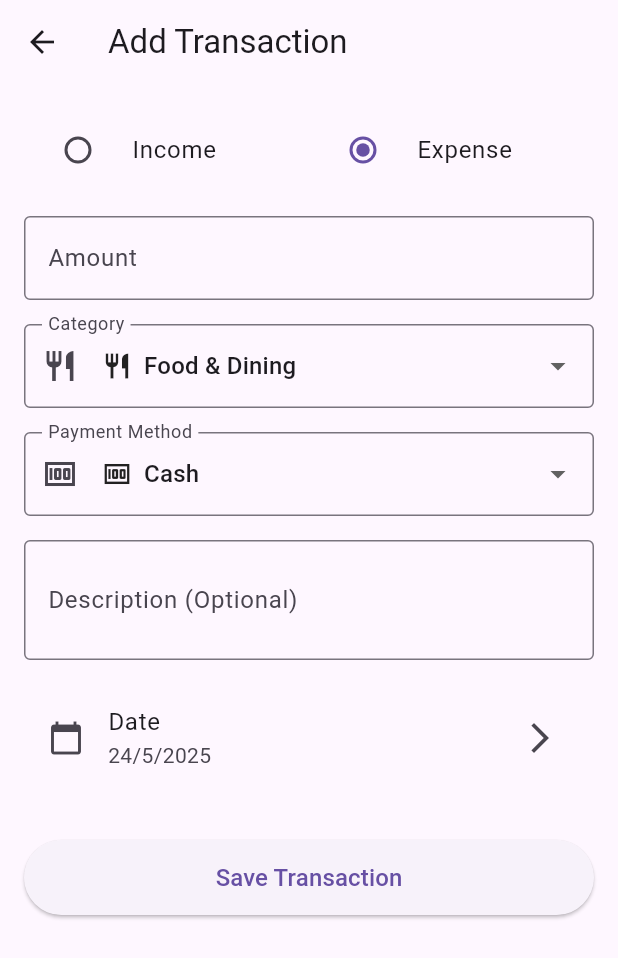
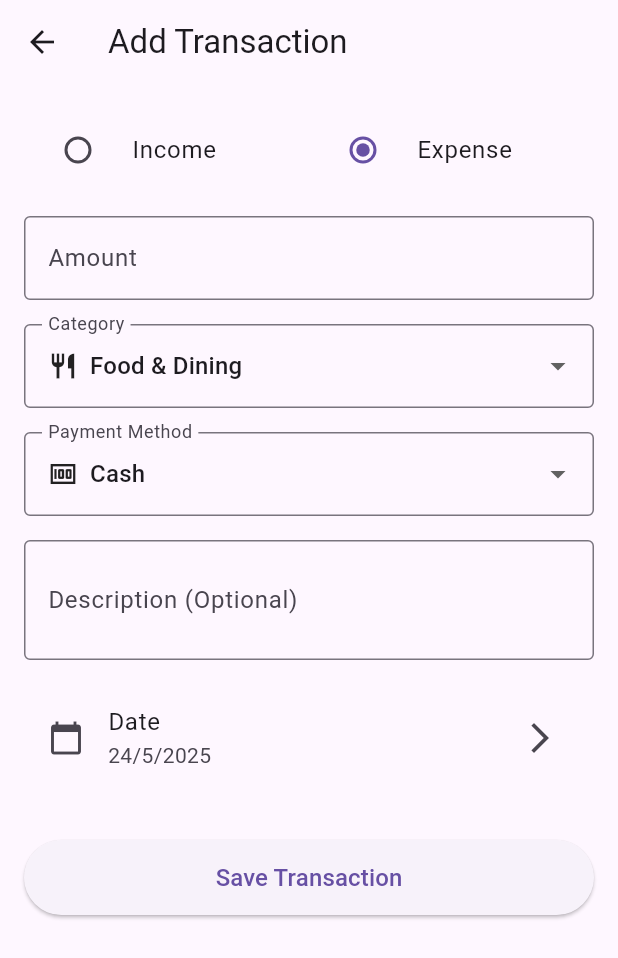
Before and after one commit to mone-app/mone, a Flutter app: the TransactionFormScreen screen opened directly, on a phone screen of 412 x 824 dp. Shown: the top 958 px of the screen. Run offline on Flutter 3.47's test engine with Material 3 defaults, Android fonts, the phone set to English and light mode, and no system bars; our stand-ins replace cloud_firestore, firebase_auth, firebase_core, flutter_riverpod, image_picker; accounts and stored records are empty; generated files the repository leaves out were written again.

Commit message:
feat: remove prefix icon on transaction

```diff
--- a/lib/features/transactions/transaction_form_screen.dart
+++ b/lib/features/transactions/transaction_form_screen.dart
@@ -1,12 +1,9 @@
 // lib/features/transaction/transaction_form_screen.dart (Using models)
 import 'package:flutter/material.dart';
-import 'package:flutter_riverpod/flutter_riverpod.dart';
-import 'package:mone/data/entities/transaction_entity.dart';
+
 import 'package:mone/data/enums/transaction_type_enum.dart';
 import 'package:mone/data/models/category_model.dart';
 import 'package:mone/data/models/method_model.dart';
-import 'package:mone/data/providers/transaction_provider.dart';
-import 'package:mone/data/providers/user_provider.dart';
 
 class TransactionFormScreen extends StatefulWidget {
   const TransactionFormScreen({super.key});
@@ -133,10 +130,6 @@ class _TransactionFormScreenState extends State<TransactionFormScreen> {
                 decoration: InputDecoration(
                   labelText: 'Category',
                   border: const OutlineInputBorder(),
-                  prefixIcon:
-                      _selectedCategory != null
-                          ? Icon(_selectedCategory!.icon)
-                          : const Icon(Icons.category),
                 ),
                 items:
                     availableCategories.map((category) {
@@ -172,10 +165,6 @@ class _TransactionFormScreenState extends State<TransactionFormScreen> {
                 decoration: InputDecoration(
                   labelText: 'Payment Method',
                   border: const OutlineInputBorder(),
-                  prefixIcon:
-                      _selectedMethod != null
-                          ? Icon(_selectedMethod!.icon)
-                          : const Icon(Icons.payment),
                 ),
                 items:
                     availableMethods.map((method) {
```
